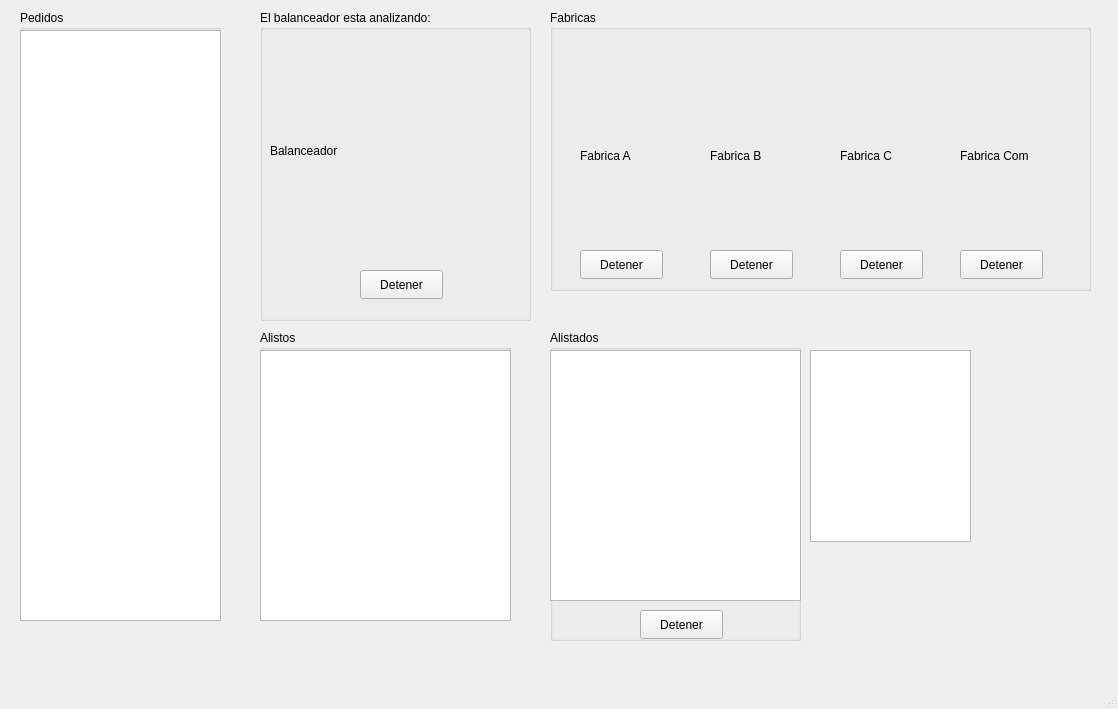
First picture: the form in mainwindow.ui, repository Josue-Echeverria/ProyectoED1, before the edit.
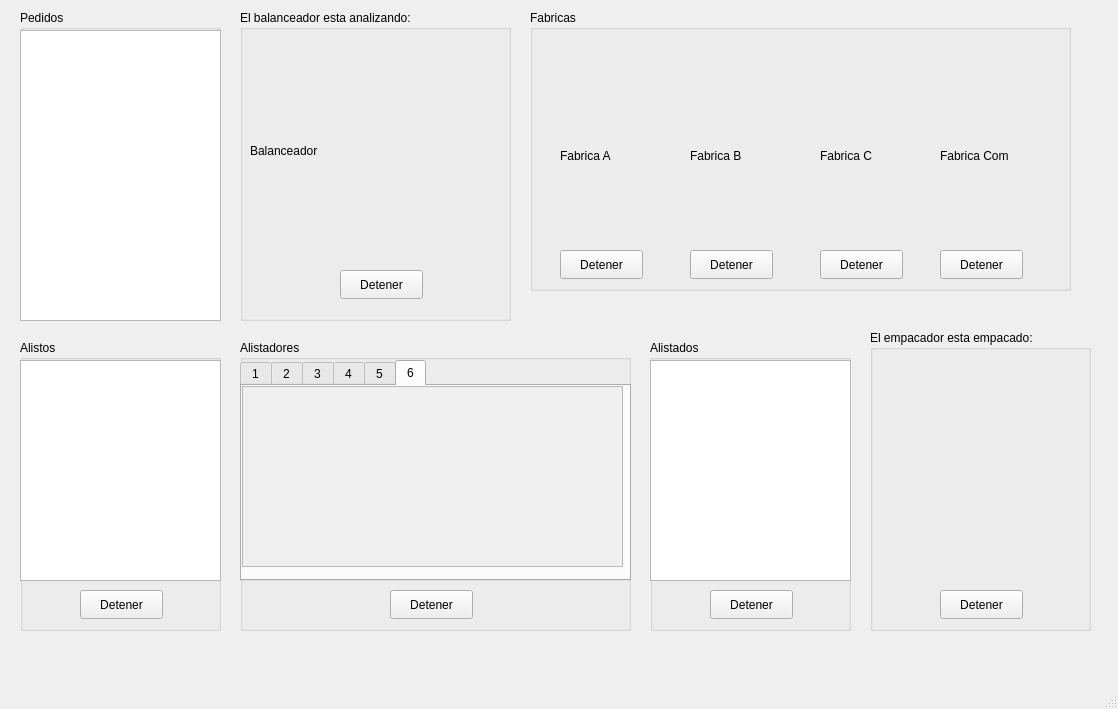
Second picture: the form after the edit.

The edit to the form file:
```diff
--- a/mainwindow.ui
+++ b/mainwindow.ui
@@ -17,7 +17,7 @@
    <widget class="QGroupBox" name="groupBox_balanceador">
     <property name="geometry">
      <rect>
-      <x>260</x>
+      <x>240</x>
       <y>10</y>
       <width>271</width>
       <height>311</height>
@@ -59,7 +59,7 @@
    <widget class="QGroupBox" name="groupBox_fabrica">
     <property name="geometry">
      <rect>
-      <x>550</x>
+      <x>530</x>
       <y>10</y>
       <width>541</width>
       <height>281</height>
@@ -176,9 +176,9 @@
    <widget class="QGroupBox" name="groupBox_colaAlistos">
     <property name="geometry">
      <rect>
-      <x>260</x>
-      <y>330</y>
-      <width>251</width>
+      <x>20</x>
+      <y>340</y>
+      <width>201</width>
       <height>291</height>
      </rect>
     </property>
@@ -190,11 +190,24 @@
       <rect>
        <x>0</x>
        <y>20</y>
-       <width>251</width>
-       <height>271</height>
+       <width>201</width>
+       <height>221</height>
       </rect>
      </property>
     </widget>
+    <widget class="QPushButton" name="pushButton_deteneralistos">
+     <property name="geometry">
+      <rect>
+       <x>60</x>
+       <y>250</y>
+       <width>83</width>
+       <height>29</height>
+      </rect>
+     </property>
+     <property name="text">
+      <string>Detener</string>
+     </property>
+    </widget>
    </widget>
    <widget class="QGroupBox" name="groupBox_pedidos">
     <property name="geometry">
@@ -202,7 +215,7 @@
       <x>20</x>
       <y>10</y>
       <width>201</width>
-      <height>611</height>
+      <height>311</height>
      </rect>
     </property>
     <property name="title">
@@ -214,7 +227,7 @@
        <x>0</x>
        <y>20</y>
        <width>201</width>
-       <height>591</height>
+       <height>291</height>
       </rect>
      </property>
      <property name="maximumSize">
@@ -228,10 +241,10 @@
    <widget class="QGroupBox" name="groupBox_colaAlistados">
     <property name="geometry">
      <rect>
-      <x>550</x>
-      <y>330</y>
-      <width>251</width>
-      <height>311</height>
+      <x>650</x>
+      <y>340</y>
+      <width>201</width>
+      <height>291</height>
      </rect>
     </property>
     <property name="title">
@@ -242,16 +255,16 @@
       <rect>
        <x>0</x>
        <y>20</y>
-       <width>251</width>
-       <height>251</height>
+       <width>201</width>
+       <height>221</height>
       </rect>
      </property>
     </widget>
     <widget class="QPushButton" name="pushButton_deteneralistados">
      <property name="geometry">
       <rect>
-       <x>90</x>
-       <y>280</y>
+       <x>60</x>
+       <y>250</y>
        <width>83</width>
        <height>29</height>
       </rect>
@@ -261,15 +274,178 @@
      </property>
     </widget>
    </widget>
-   <widget class="QTextBrowser" name="textBrowser">
+   <widget class="QGroupBox" name="groupBox_alistadores">
     <property name="geometry">
      <rect>
-      <x>810</x>
-      <y>350</y>
-      <width>161</width>
-      <height>192</height>
+      <x>240</x>
+      <y>340</y>
+      <width>391</width>
+      <height>291</height>
      </rect>
     </property>
+    <property name="title">
+     <string>Alistadores</string>
+    </property>
+    <widget class="QTabWidget" name="tabWidget_alistadores">
+     <property name="geometry">
+      <rect>
+       <x>0</x>
+       <y>20</y>
+       <width>391</width>
+       <height>221</height>
+      </rect>
+     </property>
+     <property name="currentIndex">
+      <number>5</number>
+     </property>
+     <widget class="QWidget" name="alistador1">
+      <attribute name="title">
+       <string>1</string>
+      </attribute>
+      <widget class="QTextBrowser" name="textBrowser_alistador1">
+       <property name="geometry">
+        <rect>
+         <x>0</x>
+         <y>0</y>
+         <width>391</width>
+         <height>181</height>
+        </rect>
+       </property>
+      </widget>
+     </widget>
+     <widget class="QWidget" name="alistador2">
+      <attribute name="title">
+       <string>2</string>
+      </attribute>
+      <widget class="QTextBrowser" name="textBrowser_alistador2">
+       <property name="enabled">
+        <bool>false</bool>
+       </property>
+       <property name="geometry">
+        <rect>
+         <x>0</x>
+         <y>0</y>
+         <width>381</width>
+         <height>181</height>
+        </rect>
+       </property>
+      </widget>
+     </widget>
+     <widget class="QWidget" name="alistador3">
+      <attribute name="title">
+       <string>3</string>
+      </attribute>
+      <widget class="QTextBrowser" name="textBrowser_alistador3">
+       <property name="enabled">
+        <bool>false</bool>
+       </property>
+       <property name="geometry">
+        <rect>
+         <x>0</x>
+         <y>0</y>
+         <width>381</width>
+         <height>191</height>
+        </rect>
+       </property>
+      </widget>
+     </widget>
+     <widget class="QWidget" name="alistador4">
+      <attribute name="title">
+       <string>4</string>
+      </attribute>
+      <widget class="QTextBrowser" name="textBrowser_alistador4">
+       <property name="enabled">
+        <bool>false</bool>
+       </property>
+       <property name="geometry">
+        <rect>
+         <x>0</x>
+         <y>0</y>
+         <width>381</width>
+         <height>181</height>
+        </rect>
+       </property>
+      </widget>
+     </widget>
+     <widget class="QWidget" name="alistador5">
+      <attribute name="title">
+       <string>5</string>
+      </attribute>
+      <widget class="QTextBrowser" name="textBrowser_alistador5">
+       <property name="enabled">
+        <bool>false</bool>
+       </property>
+       <property name="geometry">
+        <rect>
+         <x>0</x>
+         <y>0</y>
+         <width>381</width>
+         <height>181</height>
+        </rect>
+       </property>
+      </widget>
+     </widget>
+     <widget class="QWidget" name="alistador6">
+      <attribute name="title">
+       <string>6</string>
+      </attribute>
+      <widget class="QTextBrowser" name="textBrowser_alistador6">
+       <property name="enabled">
+        <bool>false</bool>
+       </property>
+       <property name="geometry">
+        <rect>
+         <x>0</x>
+         <y>0</y>
+         <width>381</width>
+         <height>181</height>
+        </rect>
+       </property>
+      </widget>
+     </widget>
+    </widget>
+    <widget class="QPushButton" name="pushButton_deteneralistador">
+     <property name="geometry">
+      <rect>
+       <x>150</x>
+       <y>250</y>
+       <width>83</width>
+       <height>29</height>
+      </rect>
+     </property>
+     <property name="text">
+      <string>Detener</string>
+     </property>
+    </widget>
+   </widget>
+   <widget class="QGroupBox" name="groupBox_empacador">
+    <property name="geometry">
+     <rect>
+      <x>870</x>
+      <y>330</y>
+      <width>221</width>
+      <height>301</height>
+     </rect>
+    </property>
+    <property name="title">
+     <string>El empacador esta empacado:</string>
+    </property>
+    <property name="flat">
+     <bool>false</bool>
+    </property>
+    <widget class="QPushButton" name="pushButton_detenerempacador">
+     <property name="geometry">
+      <rect>
+       <x>70</x>
+       <y>260</y>
+       <width>83</width>
+       <height>29</height>
+      </rect>
+     </property>
+     <property name="text">
+      <string>Detener</string>
+     </property>
+    </widget>
    </widget>
   </widget>
   <widget class="QMenuBar" name="menubar">
```
Left out of the diff: 2 changed lines with no effect on the pictures.
